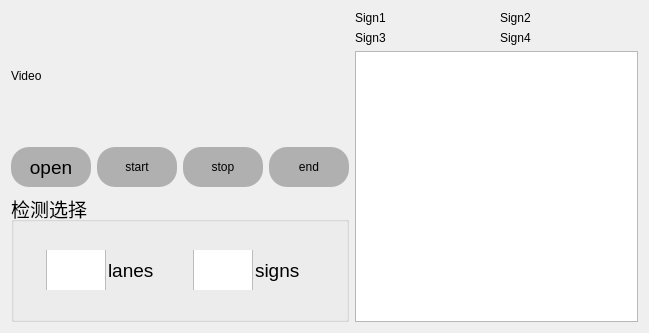
Old version of the form LaneMarkings_TrafficSigns_Detection/mainwindow.ui in the repository LDevin/LaneMarkings_TrafficSigns_Detection.
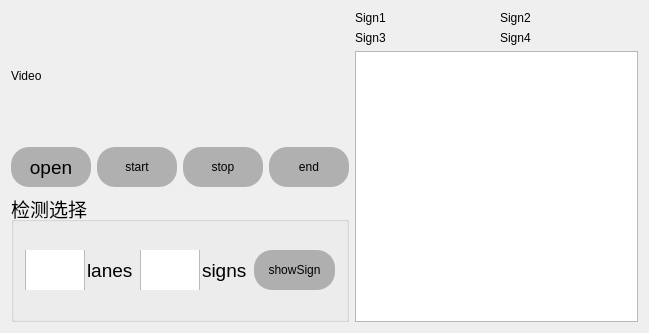
New version of the form. Icons and pictures are not drawn.

Commit message: 增加showSign按钮,交通标志图片显示列表，保存检测到的图片

What changed in the file:
```diff
--- a/LaneMarkings_TrafficSigns_Detection/mainwindow.ui
+++ b/LaneMarkings_TrafficSigns_Detection/mainwindow.ui
@@ -262,6 +262,25 @@
              </property>
             </widget>
            </item>
+           <item>
+            <widget class="QPushButton" name="pushButton_showSign">
+             <property name="minimumSize">
+              <size>
+               <width>80</width>
+               <height>40</height>
+              </size>
+             </property>
+             <property name="maximumSize">
+              <size>
+               <width>120</width>
+               <height>40</height>
+              </size>
+             </property>
+             <property name="text">
+              <string>showSign</string>
+             </property>
+            </widget>
+           </item>
           </layout>
          </item>
         </layout>
```
The commit also changes 2 other files.
